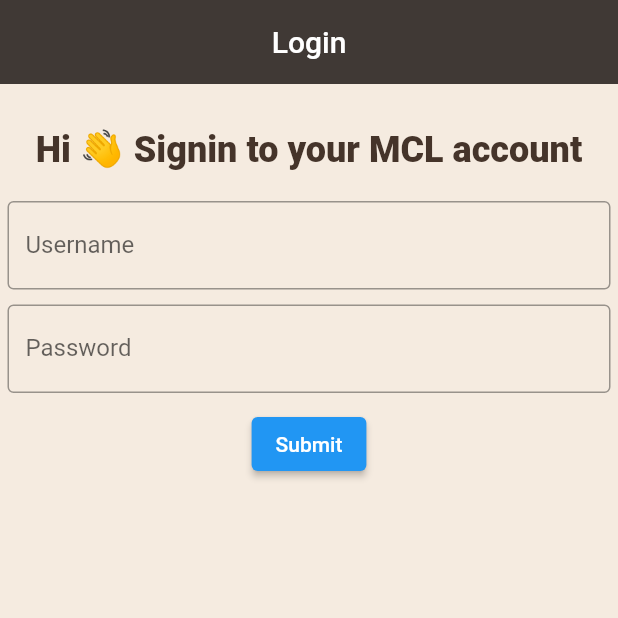
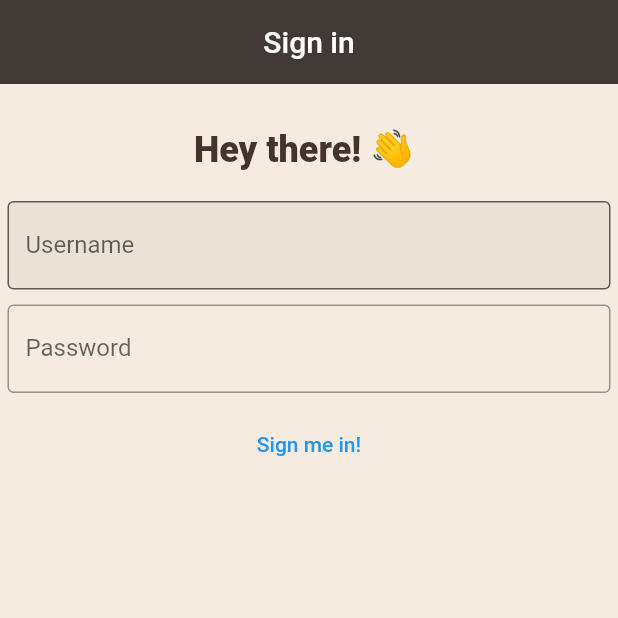
Before and after one commit to Wapks/MangaReads, a Flutter app: the screen it shows after launch, on a phone screen of 412 x 824 dp, the top half of it. Run offline on Flutter 3.47's test engine with Material 2 defaults, Android fonts, the phone set to English and light mode, and no system bars.

Commit message:
refactor: signin form

```diff
--- a/lib/main.dart
+++ b/lib/main.dart
@@ -1,4 +1,5 @@
 import 'package:flutter/material.dart';
+
 import 'package:hello_flutter/screens/article_detail.dart';
 import 'package:hello_flutter/screens/article_list.dart';
 import 'package:hello_flutter/screens/login.dart';
--- a/lib/screens/login.dart
+++ b/lib/screens/login.dart
@@ -1,16 +1,37 @@
+// import 'dart:convert';
+
 import 'package:flutter/material.dart';
+// import 'package:http/http.dart' as http;
+import 'package:json_annotation/json_annotation.dart';
+
+part 'login.g.dart';
+
+@JsonSerializable()
+class FormData {
+  String? email;
+  String? password;
+
+  FormData({
+    this.email,
+    this.password,
+  });
+
+  factory FormData.fromJson(Map<String, dynamic> json) =>
+      _$FormDataFromJson(json);
+
+  Map<String, dynamic> toJson() => _$FormDataToJson(this);
+}
 
 class Login extends StatefulWidget {
   const Login({Key? key}) : super(key: key);
 
   @override
-  LoginState createState() {
-    return LoginState();
-  }
+  State<Login> createState() => LoginState();
 }
 
 class LoginState extends State<Login> {
   final _formKey = GlobalKey<FormState>();
+  FormData formData = FormData();
 
   @override
   Widget build(BuildContext context) {
@@ -18,15 +39,16 @@ class LoginState extends State<Login> {
       backgroundColor: const Color.fromRGBO(245, 235, 224, 1),
       appBar: AppBar(
         backgroundColor: const Color.fromRGBO(64, 57, 53, 1),
-          title: const Text('Login'),
+        title: const Text('Sign in'),
         centerTitle: true,
         elevation: 0.0,
       ),
       body: Padding(
         padding: const EdgeInsets.fromLTRB(5, 30, 5, 0),
-          child: Column(children: <Widget>[
+        child: Column(
+          children: <Widget>[
             const Text(
-              'Hi 👋 Signin to your MCL account',
+              'Hey there! 👋 ',
               style: TextStyle(
                   fontSize: 24.0,
                   fontWeight: FontWeight.w800,
@@ -35,13 +57,19 @@ class LoginState extends State<Login> {
             const SizedBox(height: 20),
             Form(
               key: _formKey,
-                child: Column(children: <Widget>[
+              child: Column(
+                children: <Widget>[
                   TextFormField(
                     decoration: const InputDecoration(
-                    border: const OutlineInputBorder(),
+                      border: OutlineInputBorder(),
+                      filled: true,
                       hintText: 'Username',
                       label: Text('Username'),
-                  )),
+                    ),
+                    onChanged: (value) {
+                      formData.email = value;
+                    },
+                  ),
                   const SizedBox(height: 10),
                   TextFormField(
                     decoration: const InputDecoration(
@@ -49,23 +77,43 @@ class LoginState extends State<Login> {
                       hintText: 'Password',
                       label: Text('Password'),
                     ),
+                    obscureText: true,
+                    onChanged: (value) {
+                      formData.password = value;
+                    },
                   ),
                   const SizedBox(height: 10),
-                  ElevatedButton(
+                  TextButton(
+                    child: const Text('Sign me in!'),
                     onPressed: () {
-                      // Validate returns true if the form is valid, or false otherwise.
                       if (_formKey.currentState!.validate()) {
-                        // If the form is valid, display a snackbar. In the real world,
-                        // you'd often call a server or save the information in a database.
-                        ScaffoldMessenger.of(context).showSnackBar(
-                          const SnackBar(content: Text('Processing Data')),
+                        _showDialog('Yes! Signed in Successfully');
+                      }
+                    },
+                  ),
+                ],
+              ),
+            )
+          ],
+        ),
+      ),
     );
   }
-                    },
-                    child: const Text('Submit'),
+
+  void _showDialog(String message) {
+    showDialog<void>(
+      context: context,
+      builder: (context) => AlertDialog(
+        title: Text(message),
+        titleTextStyle: const TextStyle(fontSize: 16.0, color: Colors.amber),
+        backgroundColor: Colors.black45,
+        actions: [
+          TextButton(
+            child: const Text('OK'),
+            onPressed: () => Navigator.of(context).pop(),
           ),
-                ]))
-          ]),
-        ));
+        ],
+      ),
+    );
   }
 }
--- a/pubspec.yaml
+++ b/pubspec.yaml
@@ -29,7 +29,8 @@ environment:
 dependencies:
   flutter:
     sdk: flutter
-
+  intl: ^0.17.0
+  http: ^0.13.0
 
   # The following adds the Cupertino Icons font to your application.
   # Use with the CupertinoIcons class for iOS style icons.
@@ -38,6 +39,7 @@ dependencies:
 dev_dependencies:
   flutter_test:
     sdk: flutter
+  json_serializable: ^6.2.0
 
   # The "flutter_lints" package below contains a set of recommended lints to
   # encourage good coding practices. The lint set provided by the package is
```
Also changed, not shown: lib/screens/login.g.dart (added), pubspec.lock. Lines whose indentation alone changed are shown as unchanged.
